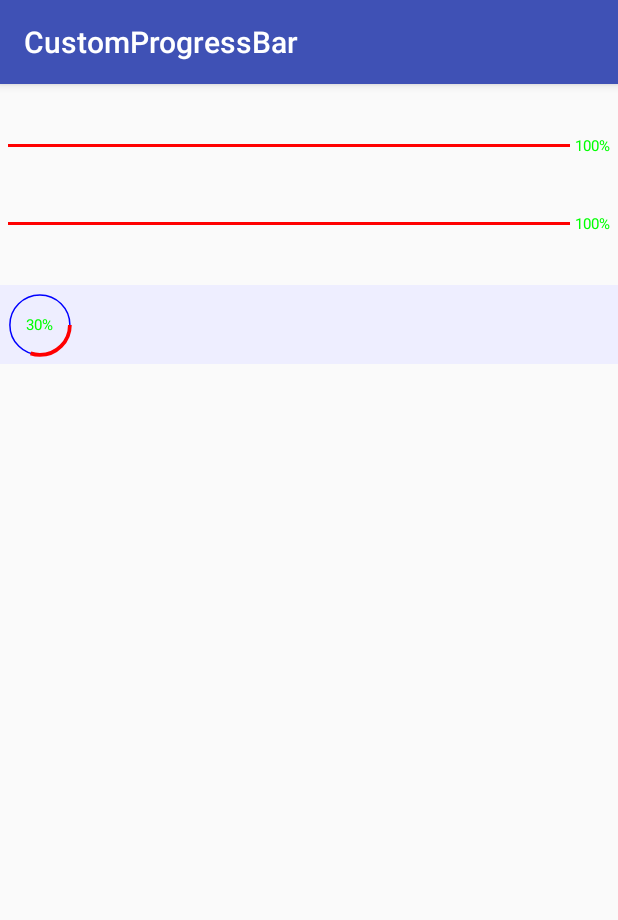
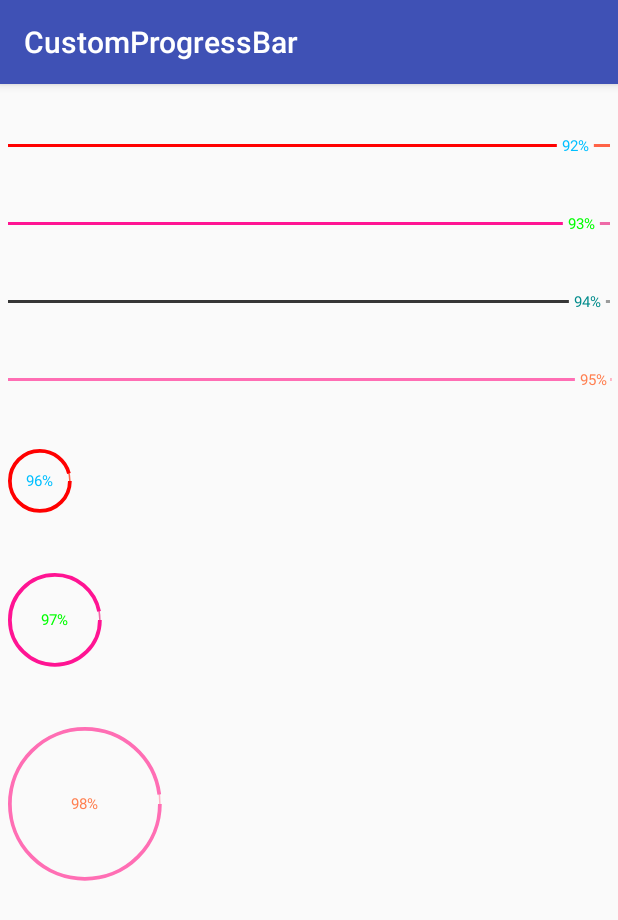
Before and after one commit to JasonGaoH/CustomProgressbar, an Android app: the screen it shows after launch (MainActivity), on a phone screen of 412 x 824 dp. Shown: the top 920 px of the screen. Run offline under Robolectric (Android 15) with nearby library versions, the phone set to English and light mode, and no system bars.

```diff
--- a/app/src/main/java/com/gaohui/customprogressbar/MainActivity.kt
+++ b/app/src/main/java/com/gaohui/customprogressbar/MainActivity.kt
@@ -20,11 +20,16 @@ class MainActivity : AppCompatActivity() {
             super.handleMessage(msg)
             //获得刚才发送的Message对象，然后在这里进行UI操作
             progressBar01.progress++
+            progressBar02.progress++
+            progressBar03.progress++
+            progressBar04.progress++
+            progressBar05.progress++
+            progressBar06.progress++
+            progressBar07.progress++
             if(progressBar01.progress >= 100) {
                 this.removeMessages(EMPTY_MSG)
 
             }
-            //progressBar03.progress++
             this.sendEmptyMessageDelayed(EMPTY_MSG, 100)
         }
     }
--- a/app/src/main/res/layout/activity_main.xml
+++ b/app/src/main/res/layout/activity_main.xml
@@ -15,10 +15,10 @@
         android:id="@+id/progressBar01"
         android:padding="5dp"
         android:layout_marginTop="30dp"
-        android:progress="50"
+        android:progress="0"
         app:progress_reach_color="#ff0000"
-        app:progress_text_color="#00ff00"
-        app:progress_unreach_color="#0000ff"
+        app:progress_text_color="#00BFFF"
+        app:progress_unreach_color="#FF6347"
         android:layout_width="match_parent"
         android:layout_height="wrap_content" />
 
@@ -26,26 +26,74 @@
         android:id="@+id/progressBar02"
         android:padding="5dp"
         android:layout_marginTop="30dp"
-        android:progress="100"
-        app:progress_reach_color="#ff0000"
+        android:progress="1"
+        app:progress_reach_color="#FF1493"
         app:progress_text_color="#00ff00"
-        app:progress_unreach_color="#0000ff"
+        app:progress_unreach_color="#EE6AA7"
+        android:layout_width="match_parent"
+        android:layout_height="wrap_content" />
+
+    <com.gaohui.progress.HorizontalProgress
+        android:id="@+id/progressBar03"
+        android:padding="5dp"
+        android:layout_marginTop="30dp"
+        android:progress="2"
+        app:progress_reach_color="#363636"
+        app:progress_text_color="#008B8B"
+        app:progress_unreach_color="#9C9C9C"
+        android:layout_width="match_parent"
+        android:layout_height="wrap_content" />
+
+    <com.gaohui.progress.HorizontalProgress
+        android:id="@+id/progressBar04"
+        android:padding="5dp"
+        android:layout_marginTop="30dp"
+        android:progress="3"
+        app:progress_reach_color="#FF6EB4"
+        app:progress_text_color="#FF7F50"
+        app:progress_unreach_color="#FFB5C5"
         android:layout_width="match_parent"
         android:layout_height="wrap_content" />
 
 
     <com.gaohui.progress.RoundProgress
-        android:background="#eeeeff"
-        android:id="@+id/progressBar03"
+        android:id="@+id/progressBar05"
         android:padding="5dp"
         android:layout_marginTop="30dp"
-        android:progress="30"
+        android:progress="4"
         app:progress_reach_color="#ff0000"
-        app:progress_text_color="#00ff00"
-        app:progress_unreach_color="#0000ff"
+        app:progress_text_color="#00BFFF"
+        app:progress_unreach_color="#FF6347"
         app:progress_unreach_height="1dp"
         android:layout_width="match_parent"
         android:layout_height="wrap_content" />
+
+    <com.gaohui.progress.RoundProgress
+        android:id="@+id/progressBar06"
+        android:padding="5dp"
+        android:layout_marginTop="30dp"
+        app:progress_radius="30dp"
+        android:progress="5"
+        app:progress_reach_color="#FF1493"
+        app:progress_text_color="#00ff00"
+        app:progress_unreach_color="#EE6AA7"
+        app:progress_unreach_height="1dp"
+        android:layout_width="match_parent"
+        android:layout_height="wrap_content" />
+
+    <com.gaohui.progress.RoundProgress
+        android:id="@+id/progressBar07"
+        android:padding="5dp"
+        android:layout_marginTop="30dp"
+        app:progress_radius="50dp"
+        android:progress="6"
+        app:progress_reach_color="#FF6EB4"
+        app:progress_text_color="#FF7F50"
+        app:progress_unreach_color="#FFB5C5"
+        app:progress_unreach_height="1dp"
+        android:layout_width="match_parent"
+        android:layout_height="wrap_content" />
+
   </LinearLayout>
 
 </ScrollView>
```
Also changed, not shown: 1 other file.
